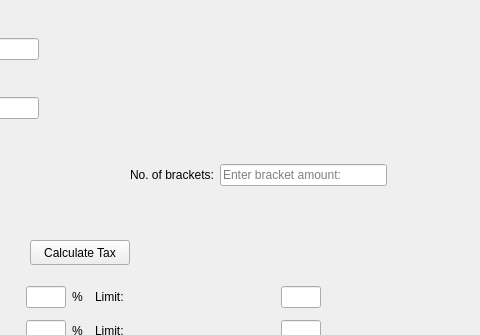
Before: the Qt Designer form mainwindow.ui in materesszer/Tax-Calculator, drawn with Qt 5; both pictures show x 320 to 800 and y 0 to 335 of the 800 by 600 pixel window.
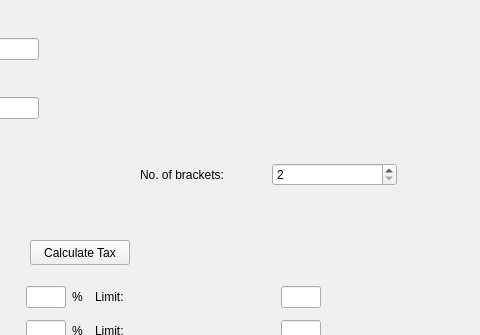
After: the same form once the commit is applied. The open tabs and pages were chosen to show the change.

Commit message: Functionality to only enable correct amount of brackets and bracket limits

Patch:
```diff
--- a/mainwindow.ui
+++ b/mainwindow.ui
@@ -686,7 +686,7 @@
    <widget class="QWidget" name="bracketCount_2" native="true">
     <property name="geometry">
      <rect>
-      <x>450</x>
+      <x>460</x>
       <y>150</y>
       <width>257</width>
       <height>50</height>
@@ -701,9 +701,12 @@
       </widget>
      </item>
      <item>
-      <widget class="QLineEdit" name="bracketAmount">
-       <property name="placeholderText">
-        <string>Enter bracket amount:</string>
+      <widget class="QSpinBox" name="bracketAmount">
+       <property name="minimum">
+        <number>2</number>
+       </property>
+       <property name="maximum">
+        <number>5</number>
        </property>
       </widget>
      </item>
```
Left out of the diff: 2 changed lines with no effect on the pictures. The commit also changes 5 other files.
